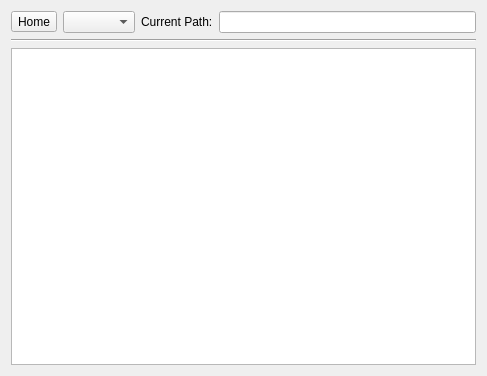
This is browserWidget.ui in iliedanila/QtFileBrowser as Qt 5 draws it before an edit. The edited form follows.
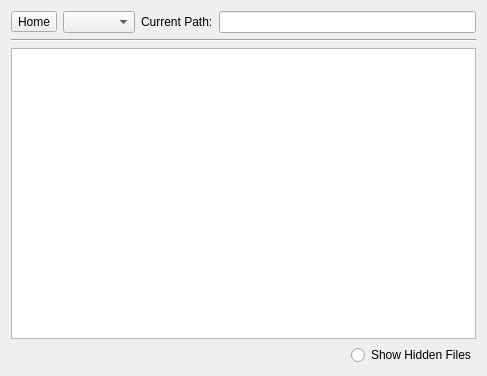
This is the edited form. Custom widgets are drawn as their Qt base class.

Commit message: Show / hide system / hidden files.

```diff
--- a/browserWidget.ui
+++ b/browserWidget.ui
@@ -51,6 +51,30 @@
    <item>
     <widget class="FileSystemView" name="fileSystemView"/>
    </item>
+   <item>
+    <layout class="QHBoxLayout" name="horizontalLayout_2">
+     <item>
+      <spacer name="horizontalSpacer">
+       <property name="orientation">
+        <enum>Qt::Horizontal</enum>
+       </property>
+       <property name="sizeHint" stdset="0">
+        <size>
+         <width>40</width>
+         <height>20</height>
+        </size>
+       </property>
+      </spacer>
+     </item>
+     <item>
+      <widget class="QRadioButton" name="showHiddenFilesButton">
+       <property name="text">
+        <string>Show Hidden Files</string>
+       </property>
+      </widget>
+     </item>
+    </layout>
+   </item>
   </layout>
  </widget>
  <customwidgets>
```
The commit also changes 3 other files.
